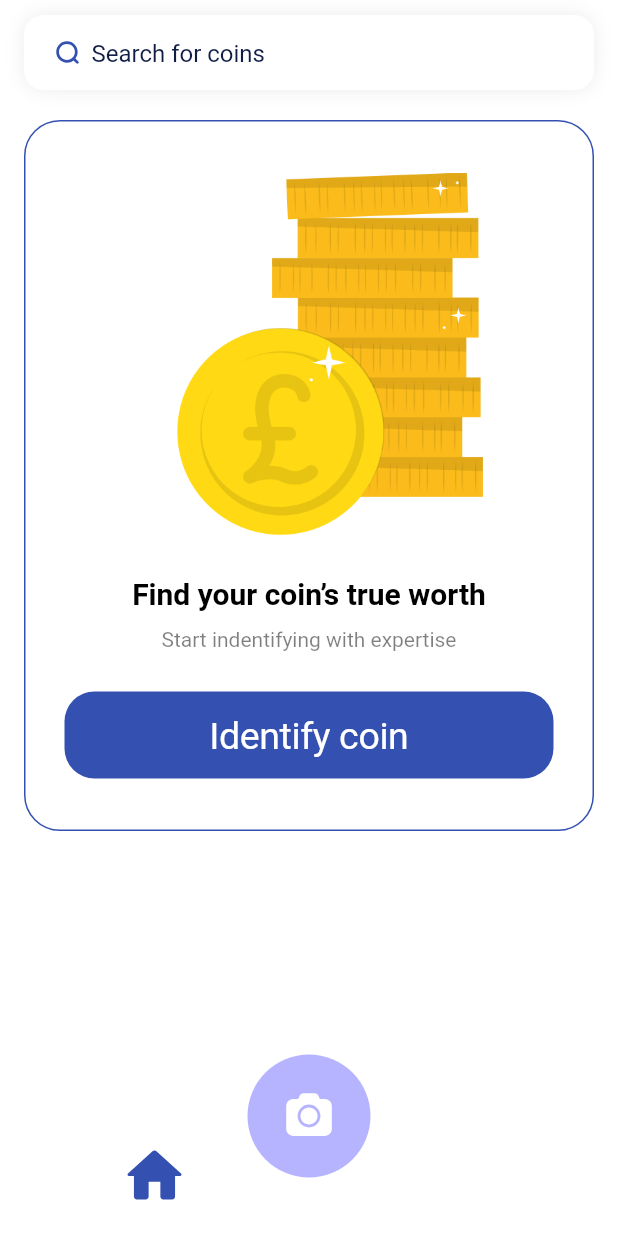
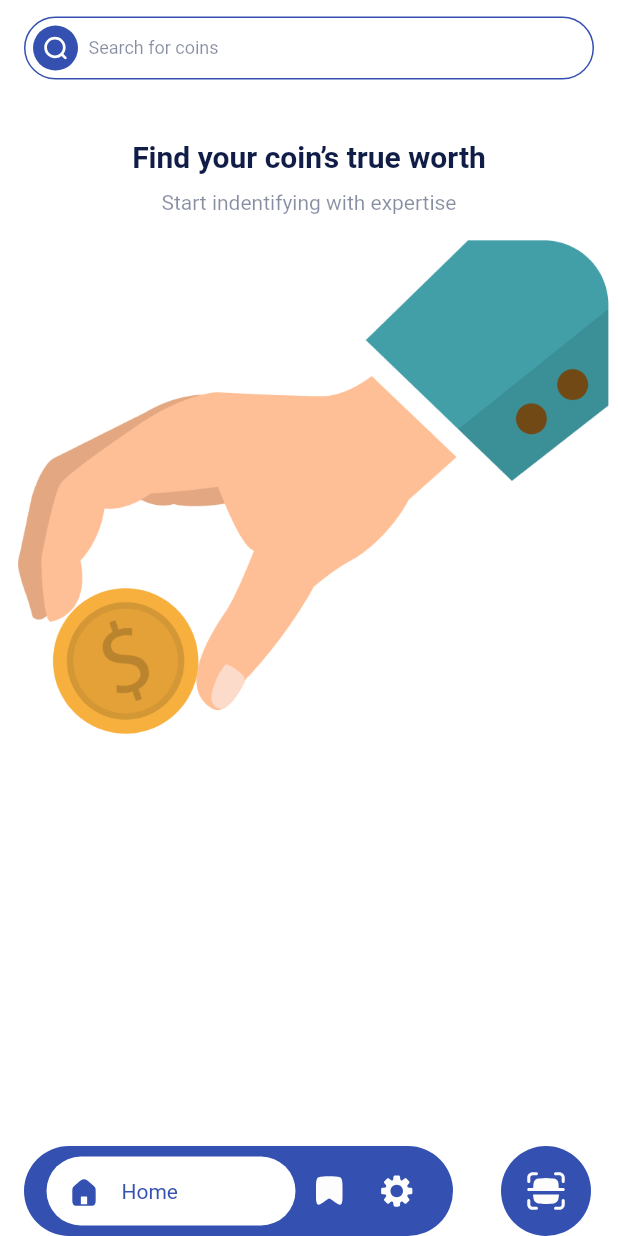
Before and after one commit to DenBurApps/pp_22, a Flutter app: the PagesView screen opened by its route, on a phone screen of 412 x 824 dp. Run offline on Flutter 3.47's test engine with Material 3 defaults, Android fonts, the phone set to English and light mode, and no system bars; our stand-ins replace cached_network_image, camera, connectivity_plus, dotted_decoration, equatable, firebase_core and 14 more; missing offline and left inert: flutter_app_info, multi_value_listenable_builder, webview_flutter_android, webview_flutter_wkwebview; accounts and stored records are empty; Roboto replaces fonts that are missing (Arimo).

Commit message:
Update settings

```diff
--- a/lib/presentation/components/app_button.dart
+++ b/lib/presentation/components/app_button.dart
@@ -24,7 +24,7 @@ class AppButton extends StatelessWidget {
         alignment: Alignment.center,
         padding: EdgeInsets.all(15),
         decoration: BoxDecoration(
-          borderRadius: BorderRadius.circular(20),
+          borderRadius: BorderRadius.circular(40),
           color: backgroundColor ??
               Theme.of(context)
                   .colorScheme
--- a/lib/presentation/modules/pages/home/view/home_view.dart
+++ b/lib/presentation/modules/pages/home/view/home_view.dart
@@ -1,7 +1,6 @@
+import 'package:flutter/cupertino.dart';
 import 'package:flutter/material.dart';
 import 'package:pp_22_copy/generated/assets.gen.dart';
-import 'package:pp_22_copy/presentation/components/app_button.dart';
-import 'package:pp_22_copy/routes/routes.dart';
 
 class HomeView extends StatelessWidget {
   const HomeView({super.key});
@@ -11,68 +10,78 @@ class HomeView extends StatelessWidget {
     return Scaffold(
       body: SafeArea(
         child: SingleChildScrollView(
-          padding: EdgeInsets.only(left: 16, right: 16, top: 10),
           child: Column(
             children: [
-              AppButtonWithWidget(
-                onPressed: () =>
-                    Navigator.of(context).pushNamed(RouteNames.search),
+              SizedBox(height: 10),
+              CupertinoButton(
+                padding: EdgeInsets.symmetric(horizontal: 16),
+                onPressed: () {},
+                child: Container(
+                  padding: EdgeInsets.symmetric(horizontal: 5, vertical: 5),
+                  decoration: BoxDecoration(
+                      borderRadius: BorderRadius.circular(30),
+                      border: Border.all(
+                          color: Theme.of(context).colorScheme.primary)),
                   child: Row(
                     children: [
-                    Assets.icons.search
-                        .svg(color: Theme.of(context).colorScheme.primary),
+                      Container(
+                        padding: EdgeInsets.all(2),
+                        alignment: Alignment.center,
+                        height: 30,
+                        width: 30,
+                        decoration: BoxDecoration(
+                            color: Theme.of(context).colorScheme.primary,
+                            shape: BoxShape.circle),
+                        child: Assets.icons.search.svg(
+                            color: Theme.of(context).colorScheme.onPrimary),
+                      ),
                       const SizedBox(width: 7),
                       Expanded(
                         child: Text(
                           'Search for coins',
                           overflow: TextOverflow.ellipsis,
-                        style: Theme.of(context).textTheme.displaySmall,
+                          style: Theme.of(context)
+                              .textTheme
+                              .headlineSmall!
+                              .copyWith(
+                                color: Theme.of(context)
+                                    .colorScheme
+                                    .onBackground
+                                    .withOpacity(0.5),
+                              ),
                         ),
                       ),
                     ],
                   ),
                 ),
-              SizedBox(height: 20),
-              Container(
-                width: double.infinity,
-                padding: EdgeInsets.symmetric(horizontal: 26, vertical: 34),
-                decoration: BoxDecoration(
-                  borderRadius: BorderRadius.circular(24),
-                  color: Theme.of(context).colorScheme.surface,
-                  border:
-                      Border.all(color: Theme.of(context).colorScheme.primary),
               ),
-                child: Column(
-                  children: [
-                    Assets.images.coinsHome.image(height: 270),
-                    Text(
+              SizedBox(height: 40),
+              Padding(
+                padding: EdgeInsets.symmetric(horizontal: 16),
+                child: Text(
                   'Find your coin’s true worth',
-                      style: Theme.of(context)
-                          .textTheme
-                          .displayMedium!
-                          .copyWith(
-                              color: Theme.of(context).colorScheme.onSurface),
+                  style: Theme.of(context).textTheme.displayMedium!.copyWith(
+                      color: Theme.of(context).colorScheme.onBackground),
+                ),
               ),
               SizedBox(height: 9),
-                    Text(
+              Padding(
+                padding: EdgeInsets.symmetric(horizontal: 16),
+                child: Text(
                   'Start indentifying with expertise',
-                      style:
-                          Theme.of(context).textTheme.headlineMedium!.copyWith(
+                  style: Theme.of(context).textTheme.headlineMedium!.copyWith(
                         color: Theme.of(context)
                             .colorScheme
-                                    .onSurface
+                            .onBackground
                             .withOpacity(0.5),
                       ),
                 ),
-                    SizedBox(height: 26),
-                    AppButton(
-                      label: 'Identify coin',
-                      onPressed: () =>
-                          Navigator.of(context).pushNamed(RouteNames.camera),
-                    )
-                  ],
               ),
-              )
+              SizedBox(height: 10),
+              Assets.images.hand.image(
+                fit: BoxFit.fitWidth,
+                width: double.infinity,
+              ),
             ],
           ),
         ),
--- a/lib/presentation/modules/pages/pages_view.dart
+++ b/lib/presentation/modules/pages/pages_view.dart
@@ -3,6 +3,7 @@ import 'package:flutter/material.dart';
 import 'package:pp_22_copy/generated/assets.gen.dart';
 import 'package:pp_22_copy/presentation/modules/pages/collections/views/collections_view.dart';
 import 'package:pp_22_copy/presentation/modules/pages/home/view/home_view.dart';
+import 'package:pp_22_copy/presentation/modules/settings_view.dart';
 import 'package:pp_22_copy/routes/routes.dart';
 
 class PagesView extends StatefulWidget {
@@ -23,6 +24,10 @@ class _PagesViewState extends State<PagesView> {
     _BottomNavItem(
       icon: Assets.icons.collections,
       module: Module.collections,
+    ),
+    _BottomNavItem(
+      icon: Assets.icons.settings,
+      module: Module.settins,
     )
   ];
 
@@ -31,19 +36,37 @@ class _PagesViewState extends State<PagesView> {
   @override
   Widget build(BuildContext context) {
     return Scaffold(
-      floatingActionButton: const _CameraButton(),
-      floatingActionButtonLocation: FloatingActionButtonLocation.centerDocked,
-      bottomNavigationBar: SizedBox(
-        height: 80,
-        child: Row(
-          mainAxisAlignment: MainAxisAlignment.spaceAround,
-          children: List.generate(
-            _bottomNavigationItems.length,
-            (index) => _BottomNavItemWidget(
-              onPressed: () =>
-                  _selectModule(_bottomNavigationItems[index].module),
-              isActive: _bottomNavigationItems[index].module == _currentModule,
-              bottomNavItem: _bottomNavigationItems[index],
+      bottomNavigationBar: SafeArea(
+        child: Padding(
+          padding: EdgeInsets.symmetric(horizontal: 16),
+          child: SizedBox(
+            height: 60,
+            child: Row(
+              children: [
+                Expanded(
+                  child: Container(
+                    padding: EdgeInsets.symmetric(horizontal: 15, vertical: 7),
+                    decoration: BoxDecoration(
+                      color: Theme.of(context).colorScheme.primary,
+                      borderRadius: BorderRadius.circular(40),
+                    ),
+                    child: Row(
+                      children: List.generate(
+                        3,
+                        (index) => _BottomButton(
+                          onPressed: () =>
+                              _selectModule(_bottomNavigationItems[index].module),
+                          bottomNavItem: _bottomNavigationItems[index],
+                          isActive: _bottomNavigationItems[index].module ==
+                              _currentModule,
+                        ),
+                      ),
+                    ),
+                  ),
+                ),
+                SizedBox(width: 30),
+                _ScanButton(),
+              ],
             ),
           ),
         ),
@@ -51,27 +74,77 @@ class _PagesViewState extends State<PagesView> {
       body: switch (_currentModule) {
         Module.home => const HomeView(),
         Module.collections => const CollectionsView(),
+        Module.settins => const SettingsView(),
       },
     );
   }
 }
 
-class _CameraButton extends StatelessWidget {
-  const _CameraButton();
+class _BottomButton extends StatelessWidget {
+  final _BottomNavItem bottomNavItem;
+  final bool isActive;
+  final VoidCallback onPressed;
+  const _BottomButton({
+    required this.bottomNavItem,
+    required this.isActive,
+    required this.onPressed,
+  });
+
+  @override
+  Widget build(BuildContext context) {
+    return Expanded(
+      flex: isActive ? 1 : 0,
+      child: CupertinoButton(
+        padding: EdgeInsets.zero,
+        onPressed: onPressed,
+        child: Container(
+          padding: EdgeInsets.symmetric(horizontal: 10, vertical: 5),
+          alignment: Alignment.center,
+          decoration: BoxDecoration(
+              color: isActive ? Theme.of(context).colorScheme.onPrimary : null,
+              borderRadius: BorderRadius.circular(40)),
+          child: !isActive
+              ? bottomNavItem.icon.svg()
+              : Row(
+                  children: [
+                    bottomNavItem.icon.svg(
+                      color: Theme.of(context).colorScheme.primary,
+                      width: 30,
+                      height: 30,
+                    ),
+                    SizedBox(width: 10),
+                    Text(
+                      bottomNavItem.module.label,
+                      style:
+                          Theme.of(context).textTheme.headlineMedium!.copyWith(
+                                color: Theme.of(context).colorScheme.primary,
+                              ),
+                    )
+                  ],
+                ),
+        ),
+      ),
+    );
+  }
+}
+
+class _ScanButton extends StatelessWidget {
+  const _ScanButton();
 
   @override
   Widget build(BuildContext context) {
     return CupertinoButton(
+      padding: EdgeInsets.zero,
       onPressed: () => Navigator.of(context).pushNamed(RouteNames.camera),
       child: Container(
         alignment: Alignment.center,
-        width: 82,
-        height: 82,
+        width: 64,
+        height: 64,
         decoration: BoxDecoration(
           shape: BoxShape.circle,
-          color: Theme.of(context).colorScheme.secondary,
+          color: Theme.of(context).colorScheme.primary,
         ),
-        child: Assets.icons.camera.svg(fit: BoxFit.none),
+        child: Assets.icons.scan.svg(fit: BoxFit.none),
       ),
     );
   }
@@ -111,6 +184,11 @@ class _BottomNavItem {
 }
 
 enum Module {
-  home,
-  collections,
+  home(label: 'Home'),
+  collections(label: 'Collections'),
+  settins(label: 'Settings');
+
+  final String label;
+
+  const Module({required this.label});
 }
--- a/pubspec.yaml
+++ b/pubspec.yaml
@@ -41,6 +41,7 @@ dependencies:
   cached_network_image: ^3.3.1
   flutter_app_info: ^2.0.0
   flutter_markdown: ^0.6.18+3
+  multi_value_listenable_builder: ^0.0.2
 
 dev_dependencies:
   flutter_launcher_icons: ^0.13.1
```
Also changed, not shown: lib/presentation/modules/agreement_view.dart (+18 -8 lines), lib/presentation/modules/contact_support_view.dart (+42 -46 lines), lib/presentation/modules/settings_view.dart (+24 -22 lines), assets/icons/collections.svg, assets/icons/contact_developer.svg (added), assets/icons/home.svg, assets/icons/privacy.svg, assets/icons/rate_us.svg, assets/icons/scan.svg (added), assets/icons/settings.svg, assets/icons/settings_collections.svg (added), assets/icons/terms.svg, assets/icons/version.svg, assets/images/hand.png (added), 2 more files. Lines whose indentation alone changed are shown as unchanged.
